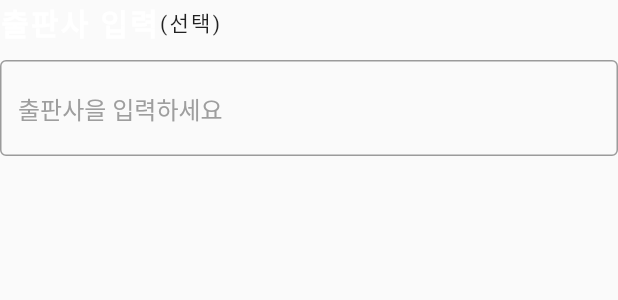
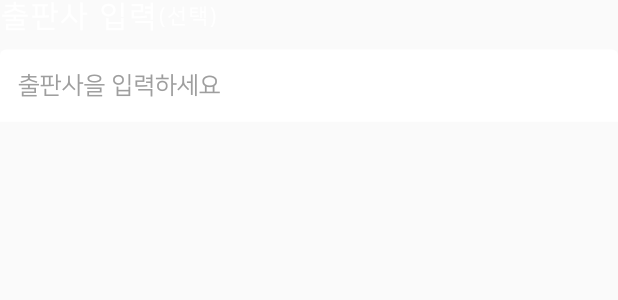
Before and after one commit to coverist/coverist-frontend, a Flutter app: the InputText widget shown alone on an empty page, opened directly, on a phone screen of 412 x 824 dp. Shown: the top 300 px of the screen. Run offline on Flutter 3.47's test engine with Material 2 defaults, Android fonts, the light colour scheme and no system bars; our stand-ins replace carousel_slider, dio; missing offline and left inert: dart:html, dart:js, image_downloader_web; network calls fail.

Commit message:
Modify design - main.dart fontFamily 설정(Nanum), 배경 이미지 및 텍스트 변경 - body.dart Step 부분 텍스트 수정(Step 1. 등 삭제) - main color 및 font 관련 설정

```diff
--- a/lib/widgets/book_info/coverist_appbar.dart
+++ b/lib/widgets/book_info/coverist_appbar.dart
@@ -1,3 +1,4 @@
+import 'package:coverist/constants.dart';
 import 'package:flutter/material.dart';
 
 class Coverist_Appbar extends StatelessWidget {
@@ -15,8 +16,8 @@ class Coverist_Appbar extends StatelessWidget {
         debugShowCheckedModeBanner: false,
         theme: ThemeData.light().copyWith(
             appBarTheme: AppBarTheme(backgroundColor: Colors.white),
-            canvasColor: Color(0xFFbcabd2),
-            primaryColor: Color(0xFF9AA3D0),
+            canvasColor: DeepPurple300,
+            primaryColor: DeepPurple400,
             colorScheme: Theme.of(context)
                 .colorScheme
                 .copyWith(primary: Color.fromARGB(79, 255, 255, 255))),
--- a/lib/widgets/book_info/input_text_widget.dart
+++ b/lib/widgets/book_info/input_text_widget.dart
@@ -32,13 +32,16 @@ class _InputTextState extends State<InputText> {
               child: Text(str + ' 입력',
                   style: TextStyle(
                       fontSize: 20,
-                      fontWeight: FontWeight.bold,
+                      // fontWeight: FontWeight.bold,
                       letterSpacing: 1.5,
                       color: Colors.white)),
             ),
             Container(
                 child: Text((inputType == true ? '(필수)' : '(선택)'),
-                    style: TextStyle(fontSize: 14, letterSpacing: 1.5))),
+                    style: TextStyle(
+                        fontSize: 14,
+                        letterSpacing: 1.5,
+                        color: Colors.white))),
           ],
         ),
         SizedBox(height: 10),
@@ -51,12 +54,24 @@ class _InputTextState extends State<InputText> {
               else if (str.compareTo("저자명") == 0)
                 context.read<BookInfo>().setAuthor(value);
             },
+            onTap: () {
+              setState(() {
+                InputDecoration(
+                    hintText: ' ', hintStyle: TextStyle(color: Colors.white));
+              });
+            },
             decoration: InputDecoration(
-                border: OutlineInputBorder(),
-                fillColor: Colors.white,
-                hintText: str + '을 입력하세요',
-                hintStyle: TextStyle(color: Colors.grey)),
-            style: TextStyle(color: Colors.white, decorationColor: Colors.white)
+              filled: true,
+              fillColor: Colors.white,
+              enabledBorder: UnderlineInputBorder(
+                  borderSide: BorderSide(color: Colors.white, width: 1)),
+              focusedBorder: UnderlineInputBorder(
+                  borderSide: BorderSide(color: DeepPurple300, width: 2)),
+              hintText: str + '을 입력하세요',
+              hintStyle: TextStyle(color: Colors.grey),
+            ),
+            style:
+                TextStyle(color: DeepPurple400, decorationColor: Colors.white)
             // onSubmitted: (value) async {
             //   _infoTextEditController.text = value;
             //   print('value : $value');
```
Also changed, not shown: lib/main.dart (+31 -14 lines), lib/screens/book_info/components/body.dart (+18 -4 lines).
